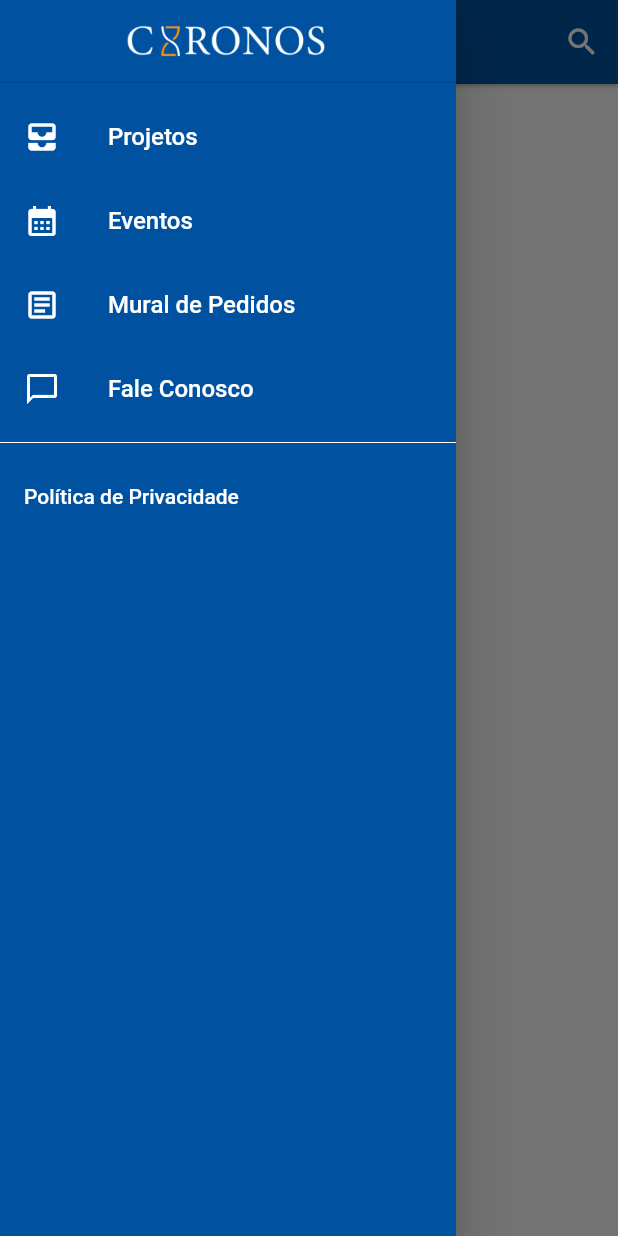
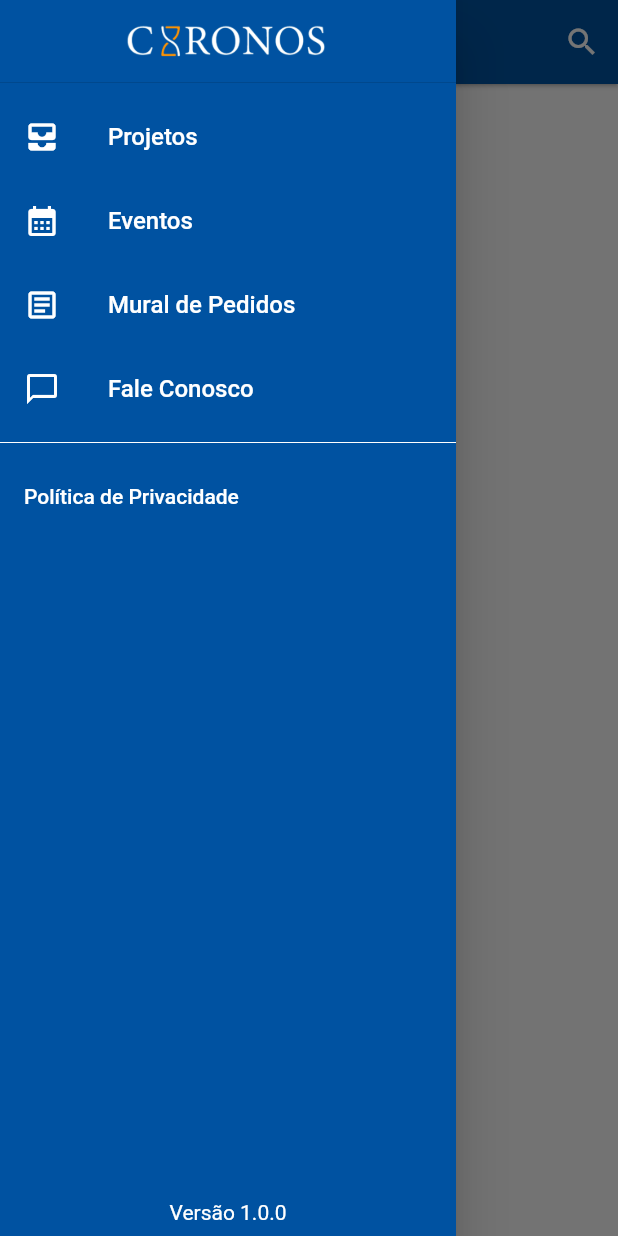
Before and after one commit to VictorSmaniotto/chronos_app, a Flutter app: the screen it shows after launch, with the side drawer open, on a phone screen of 412 x 824 dp. Run offline on Flutter 3.47's test engine with Material 2 defaults, Android fonts, the phone set to English and light mode, and no system bars.

Commit message:
coloquei uma virgula

```diff
--- a/lib/widgets/menu_drawer.dart
+++ b/lib/widgets/menu_drawer.dart
@@ -84,7 +84,17 @@ class MenuDrawer extends StatelessWidget {
                   ),
                 )
               ],
-          ))
+            ),
+          ),
+          const Padding(
+            padding: EdgeInsets.all(8.0),
+            child: Text(
+              'Versão 1.0.0',
+              style: TextStyle(
+                color: Colors.white,
+              ),
+            ),
+          ),
         ],
       ),
     );
```
Lines whose indentation alone changed are shown as unchanged.
